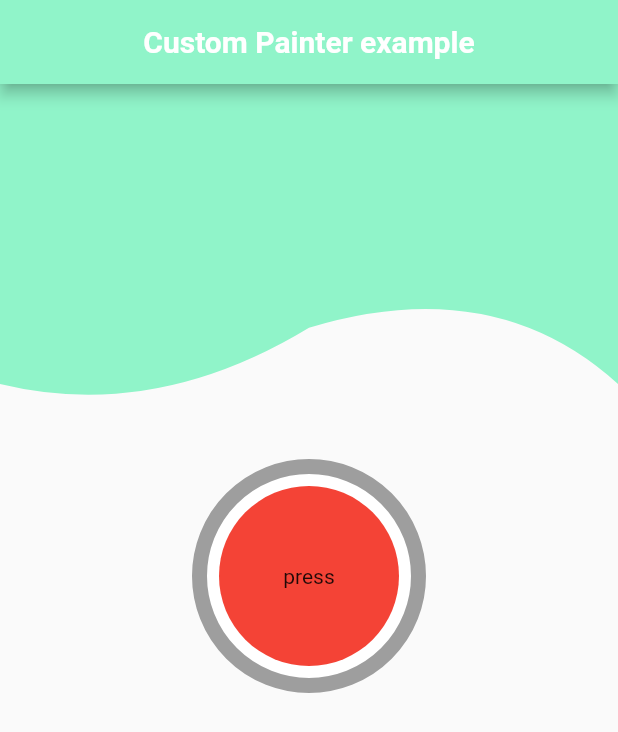
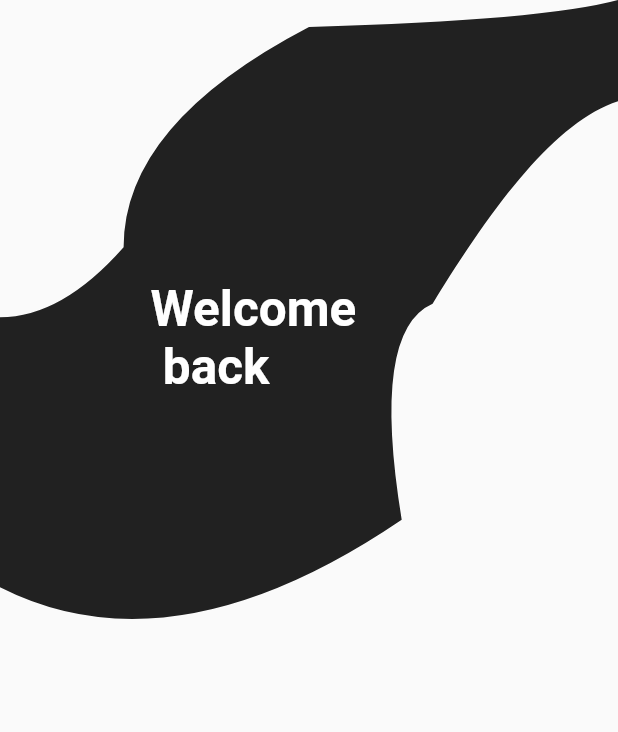
Before and after one commit to khaledmurtaja/uipractice, a Flutter app: the screen it shows after launch, on a phone screen of 412 x 824 dp. Shown: the top 732 px of the screen. Run offline on Flutter 3.47's test engine with Material 2 defaults, Android fonts, the phone set to English and light mode, and no system bars; our stand-ins replace flutter_screenutil.

Commit message:
first curve

```diff
--- a/lib/main.dart
+++ b/lib/main.dart
@@ -1,9 +1,16 @@
 import 'package:flutter/material.dart';
+import 'package:flutter/services.dart';
 import 'package:flutter_screenutil/flutter_screenutil.dart';
 import 'package:uipractice/wallet/drawing.dart';
 import 'package:uipractice/wallet/home_page.dart';
+import 'package:uipractice/wallet/login_curve.dart';
 
 void main() {
+  WidgetsFlutterBinding.ensureInitialized();
+  SystemChrome.setPreferredOrientations([
+    DeviceOrientation.portraitUp,
+    DeviceOrientation.portraitDown,
+  ]);
   runApp(const MyApp());
 }
 
@@ -30,7 +37,7 @@ class MyApp extends StatelessWidget {
               // useMaterial3: true,
 
             ),
-            home: const Drawing());
+            home: const LoginCurve());
       },
     );
   }
--- /dev/null
+++ b/lib/wallet/login_curve.dart
@@ -0,0 +1,55 @@
+import 'package:flutter/material.dart';
+
+class LoginCurve extends StatelessWidget {
+  const LoginCurve({Key? key}) : super(key: key);
+
+  @override
+  Widget build(BuildContext context) {
+    return Scaffold(
+      body: ClipPath(
+        clipper: MyClipper(),
+        child: Container(
+          color:Colors.black87,
+          height: 450,
+          width: double.infinity,
+          child:  Align(
+            alignment: AlignmentDirectional.center,
+            child: Padding(
+              padding: EdgeInsets.only(right: MediaQuery.of(context).size.width*0.18),
+              child: const Text(
+                'Welcome\n back',
+                style: TextStyle(color: Colors.white,fontWeight: FontWeight.bold,fontSize: 33,),
+              ),
+            ),
+          ),
+        ),
+      ),
+
+    );
+  }
+}
+
+class MyClipper extends CustomClipper<Path> {
+  @override
+  Path getClip(Size size) {
+    // TODO: implement getClip
+    Path path=Path();
+    path.moveTo(0, size.height*0.47);
+    path.quadraticBezierTo(size.width*0.1, size.height*0.47, size.width*0.2, size.width*0.4);
+    path.quadraticBezierTo(size.width*0.2, size.width*0.2, size.width*0.5, size.height*0.04);
+    path.quadraticBezierTo(size.width*0.88, size.height*0.03, size.width, 0);
+    path.lineTo(size.width, size.height*0.15);
+    path.cubicTo(size.width*0.9, size.height*0.18, size.width*0.8, size.height*0.3, size.width*0.7, size.height*0.45);
+    // path.quadraticBezierTo(size.width*0.9, size.height*0.19, size.width*0.8, size.height*0.25);
+    path.quadraticBezierTo(size.width*0.6, size.height*0.49, size.width*0.65, size.height*0.77);
+    // path.quadraticBezierTo(size.width*0.5, size.height*0.5, size.width*0.6, size.height*0.7);
+    path.quadraticBezierTo(size.width*0.28, size.height, 0, size.height*0.87);
+    return path;
+  }
+
+  @override
+  bool shouldReclip(covariant CustomClipper<Path> oldClipper) {
+    // TODO: implement shouldReclip
+    return false;
+  }
+}
```
